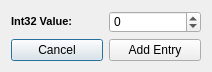
The window that XDBF/settinginjectorint.ui (hetelek/XDBF-Manager) describes before a commit, drawn with Qt 5.
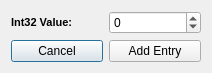
The same window after the commit. Icons and pictures are not drawn.

Commit message: fixed UIs with layouts

The edit to the form file:
```diff
--- a/XDBF/settinginjectorint.ui
+++ b/XDBF/settinginjectorint.ui
@@ -10,17 +10,11 @@
     <height>72</height>
    </rect>
   </property>
-  <property name="minimumSize">
-   <size>
-    <width>212</width>
-    <height>72</height>
-   </size>
-  </property>
   <property name="windowTitle">
    <string>Dialog</string>
   </property>
-  <layout class="QGridLayout" name="gridLayout_2">
-   <item row="0" column="0">
+  <layout class="QVBoxLayout" name="verticalLayout">
+   <item>
     <layout class="QGridLayout" name="gridLayout">
      <item row="0" column="0">
       <widget class="QLabel" name="label">
```
The commit also changes 15 other files.
